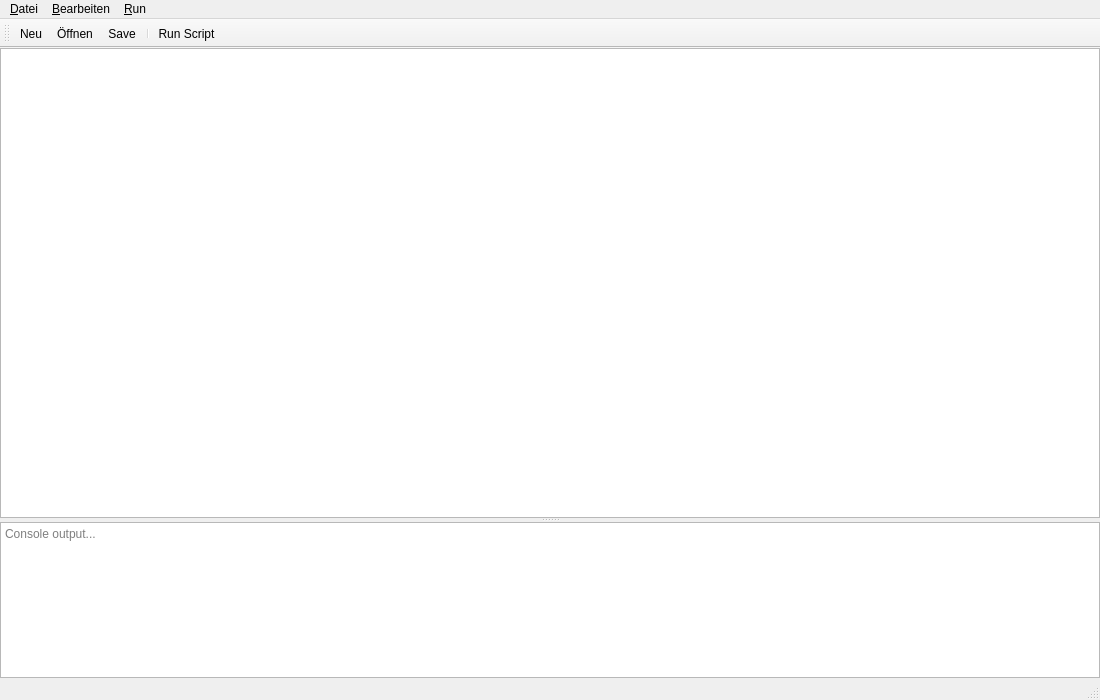
Qt form src/ui/Ui_MainWindow.ui (SManAT/QTurtle) before a commit.
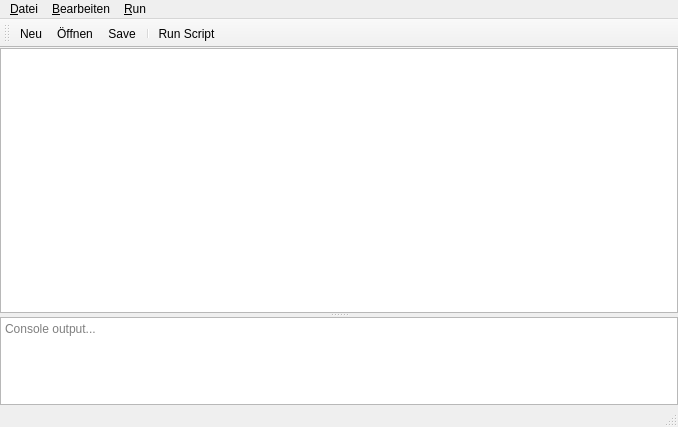
The same form after that commit. Custom widgets are drawn as their Qt base class.

```diff
--- a/src/ui/Ui_MainWindow.ui
+++ b/src/ui/Ui_MainWindow.ui
@@ -6,8 +6,8 @@
    <rect>
     <x>0</x>
     <y>0</y>
-    <width>1100</width>
-    <height>700</height>
+    <width>678</width>
+    <height>427</height>
    </rect>
   </property>
   <property name="windowTitle">
@@ -69,7 +69,7 @@
     <rect>
      <x>0</x>
      <y>0</y>
-     <width>1100</width>
+     <width>678</width>
      <height>33</height>
     </rect>
    </property>
```
